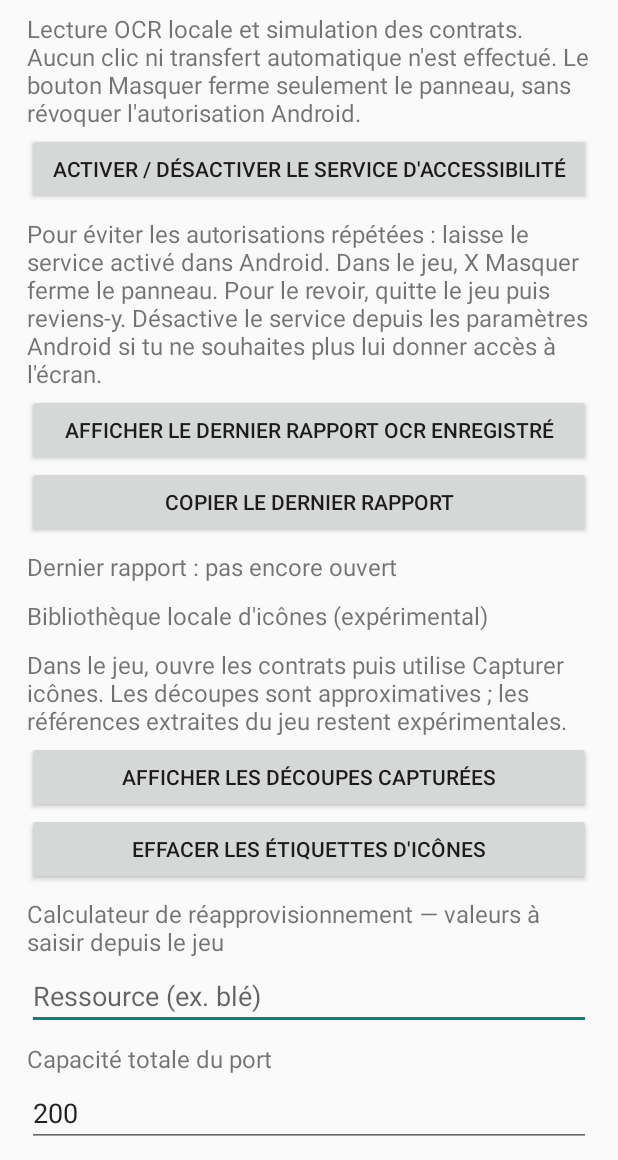
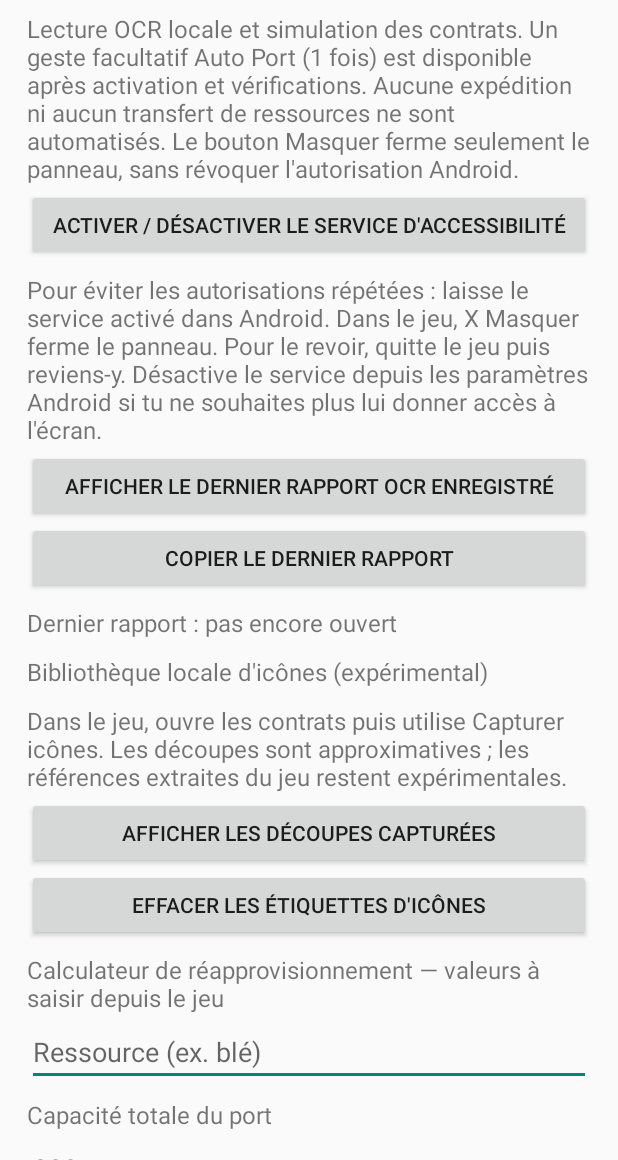
Before and after one commit to Xulink-android/peasent-king, an Android app: the screen it shows after launch (MainActivity), on a phone screen of 412 x 824 dp, the part 76-1236 px from its top. Run offline under Robolectric (Android 15) with nearby library versions, the phone set to English and light mode, and no system bars.

Commit message:
Correct beta UI statement: optional one-shot navigation tap but no cargo automation

```diff
--- a/app/src/main/java/fr/local/peasantassistant/MainActivity.kt
+++ b/app/src/main/java/fr/local/peasantassistant/MainActivity.kt
@@ -35,7 +35,8 @@ class MainActivity : Activity() {
         root.addView(label("Peasant King Assistant — bêta navigation"))
         root.addView(label(
             "Lecture OCR locale et simulation des contrats. " +
-            "Aucun clic ni transfert automatique n'est effectué. " +
+            "Un geste facultatif Auto Port (1 fois) est disponible après activation et vérifications. " +
+            "Aucune expédition ni aucun transfert de ressources ne sont automatisés. " +
             "Le bouton Masquer ferme seulement le panneau, sans révoquer l'autorisation Android."
         ))
         root.addView(Button(this).apply {
```
